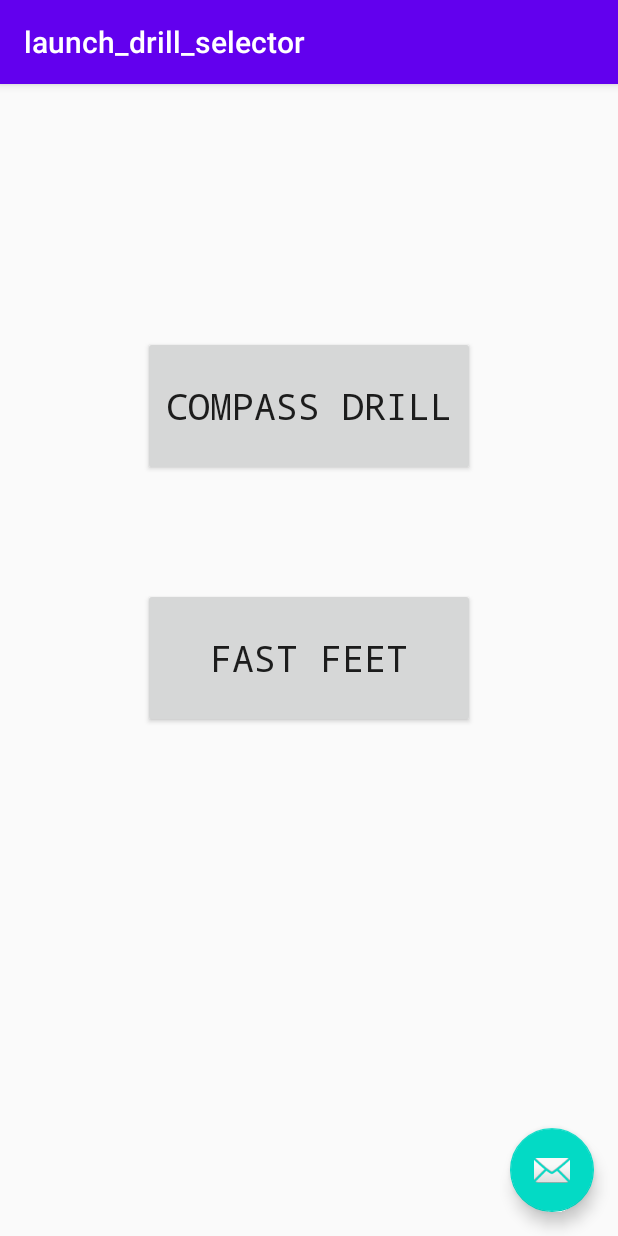
After one commit to WesleyChoi/QuickReact, an Android app: the launch_drill_selector screen opened directly, with no data from a screen before it, on a phone screen of 412 x 824 dp. The commit adds this screen. Run offline under Robolectric (Android 15) with nearby library versions, the phone set to English and light mode, and no system bars.

Commit message:
added launch screen

```diff
--- a/app/build.gradle
+++ b/app/build.gradle
@@ -26,6 +26,9 @@
     implementation fileTree(dir: "libs", include: ["*.jar"])
     implementation 'androidx.appcompat:appcompat:1.3.0'
     implementation 'androidx.constraintlayout:constraintlayout:1.1.3'
+    implementation 'com.google.android.material:material:1.0.0'
+    implementation 'androidx.navigation:navigation-fragment:2.1.0'
+    implementation 'androidx.navigation:navigation-ui:2.1.0'
     testImplementation 'junit:junit:4.12'
     androidTestImplementation 'androidx.test.ext:junit:1.1.2'
     androidTestImplementation 'androidx.test.espresso:espresso-core:3.3.0'
--- /dev/null
+++ b/app/src/main/java/com/example/quickreact/launch_drill_selector.java
@@ -0,0 +1,31 @@
+package com.example.quickreact;
+
+import android.os.Bundle;
+
+import com.google.android.material.floatingactionbutton.FloatingActionButton;
+import com.google.android.material.snackbar.Snackbar;
+
+import androidx.appcompat.app.AppCompatActivity;
+import androidx.appcompat.widget.Toolbar;
+
+import android.view.View;
+
+public class launch_drill_selector extends AppCompatActivity {
+
+    @Override
+    protected void onCreate(Bundle savedInstanceState) {
+        super.onCreate(savedInstanceState);
+        setContentView(R.layout.activity_launch_drill_selector);
+        Toolbar toolbar = findViewById(R.id.toolbar);
+        setSupportActionBar(toolbar);
+
+        FloatingActionButton fab = findViewById(R.id.fab);
+        fab.setOnClickListener(new View.OnClickListener() {
+            @Override
+            public void onClick(View view) {
+                Snackbar.make(view, "Replace with your own action", Snackbar.LENGTH_LONG)
+                        .setAction("Action", null).show();
+            }
+        });
+    }
+}
--- /dev/null
+++ b/app/src/main/res/layout/activity_launch_drill_selector.xml
@@ -0,0 +1,33 @@
+<?xml version="1.0" encoding="utf-8"?>
+<androidx.coordinatorlayout.widget.CoordinatorLayout xmlns:android="http://schemas.android.com/apk/res/android"
+    xmlns:app="http://schemas.android.com/apk/res-auto"
+    xmlns:tools="http://schemas.android.com/tools"
+    android:layout_width="match_parent"
+    android:layout_height="match_parent"
+    tools:context=".launch_drill_selector">
+
+    <com.google.android.material.appbar.AppBarLayout
+        android:layout_width="match_parent"
+        android:layout_height="wrap_content"
+        android:theme="@style/AppTheme.AppBarOverlay">
+
+        <androidx.appcompat.widget.Toolbar
+            android:id="@+id/toolbar"
+            android:layout_width="match_parent"
+            android:layout_height="?attr/actionBarSize"
+            android:background="?attr/colorPrimary"
+            app:popupTheme="@style/AppTheme.PopupOverlay" />
+
+    </com.google.android.material.appbar.AppBarLayout>
+
+    <include layout="@layout/content_launch_drill_selector" />
+
+    <com.google.android.material.floatingactionbutton.FloatingActionButton
+        android:id="@+id/fab"
+        android:layout_width="wrap_content"
+        android:layout_height="wrap_content"
+        android:layout_gravity="bottom|end"
+        android:layout_margin="@dimen/fab_margin"
+        app:srcCompat="@android:drawable/ic_dialog_email" />
+
+</androidx.coordinatorlayout.widget.CoordinatorLayout>
--- /dev/null
+++ b/app/src/main/res/layout/content_launch_drill_selector.xml
@@ -0,0 +1,32 @@
+<?xml version="1.0" encoding="utf-8"?>
+<androidx.constraintlayout.widget.ConstraintLayout xmlns:android="http://schemas.android.com/apk/res/android"
+    xmlns:app="http://schemas.android.com/apk/res-auto"
+    xmlns:tools="http://schemas.android.com/tools"
+    android:layout_width="match_parent"
+    android:layout_height="match_parent"
+    app:layout_behavior="@string/appbar_scrolling_view_behavior">
+
+    <Button
+        android:id="@+id/nav_compass"
+        android:layout_width="221dp"
+        android:layout_height="93dp"
+        android:layout_marginTop="168dp"
+        android:fontFamily="monospace"
+        android:text="COMPASS DRILL"
+        android:textSize="24sp"
+        app:layout_constraintEnd_toEndOf="parent"
+        app:layout_constraintStart_toStartOf="parent"
+        app:layout_constraintTop_toTopOf="parent" />
+
+    <Button
+        android:id="@+id/nav_fastfeet"
+        android:layout_width="221dp"
+        android:layout_height="93dp"
+        android:layout_marginTop="336dp"
+        android:fontFamily="monospace"
+        android:text="FAST FEET"
+        android:textSize="24sp"
+        app:layout_constraintEnd_toEndOf="parent"
+        app:layout_constraintStart_toStartOf="parent"
+        app:layout_constraintTop_toTopOf="parent" />
+</androidx.constraintlayout.widget.ConstraintLayout>
--- /dev/null
+++ b/app/src/main/res/values/dimens.xml
@@ -0,0 +1,3 @@
+<resources>
+    <dimen name="fab_margin">16dp</dimen>
+</resources>
--- a/app/src/main/res/values/styles.xml
+++ b/app/src/main/res/values/styles.xml
@@ -7,4 +7,13 @@
         <item name="colorAccent">@color/colorAccent</item>
     </style>
 
+    <style name="AppTheme.NoActionBar">
+        <item name="windowActionBar">false</item>
+        <item name="windowNoTitle">true</item>
+    </style>
+
+    <style name="AppTheme.AppBarOverlay" parent="ThemeOverlay.AppCompat.Dark.ActionBar" />
+
+    <style name="AppTheme.PopupOverlay" parent="ThemeOverlay.AppCompat.Light" />
+
 </resources>
```
Also changed, not shown: app/src/main/AndroidManifest.xml (+10 -0 lines), app/src/main/java/com/example/quickreact/FirstFragment.java (added, +34 -0 lines), app/src/main/java/com/example/quickreact/SecondFragment.java (added, +34 -0 lines), app/src/main/res/layout/activity_main.xml (+7 -9 lines), app/src/main/res/layout/fragment_first.xml (added, +28 -0 lines), app/src/main/res/layout/fragment_second.xml (added, +27 -0 lines), app/src/main/res/navigation/nav_graph.xml (added, +28 -0 lines), app/src/main/res/values/strings.xml (+9 -0 lines).
